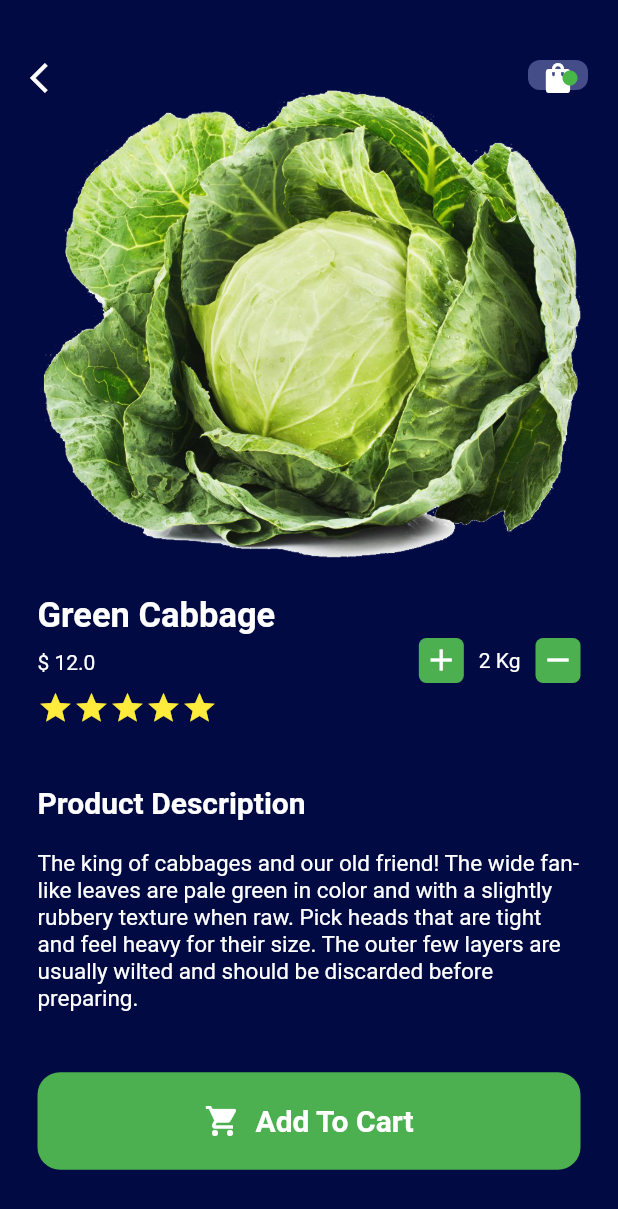
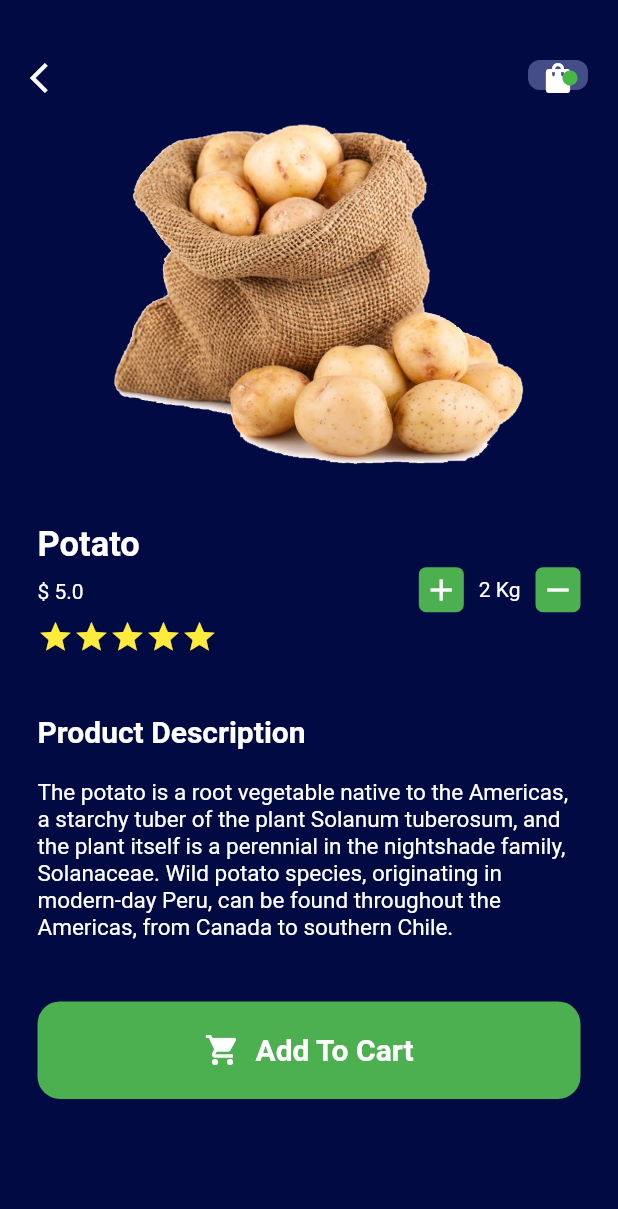
Before and after one commit to adityapuri75/Grossery_App_UI, a Flutter app: the Product_Page1 screen opened directly, on a phone screen of 412 x 824 dp. Shown: the top 1209 px of the screen. Run offline on Flutter 3.47's test engine with Material 2 defaults, Android fonts, the light colour scheme and no system bars.

Commit message:
Products Cards Done

```diff
--- a/lib/Pages/product_page.dart
+++ b/lib/Pages/product_page.dart
@@ -1,4 +1,5 @@
 import 'package:flutter/material.dart';
+import 'package:ui_part_3/Pages/cart.dart';
 import 'package:ui_part_3/home_page.dart';
 
 import '../home_page_elements.dart';
@@ -9,6 +10,141 @@ class Product_Page1 extends StatefulWidget {
 }
 
 class _Product_Page1State extends State<Product_Page1> {
+  @override
+  Widget build(BuildContext context) {
+    return Scaffold(
+      backgroundColor: Color(0xff010a43),
+      appBar: PreferredSize(
+          preferredSize: const Size.fromHeight(60),
+          child: Scaffold(
+            backgroundColor: Color(0xff010a43),
+            body: Padding(
+              padding: const EdgeInsets.only(top: 40,left: 20,right: 20),
+              child: Row(
+                mainAxisAlignment: MainAxisAlignment.spaceBetween,
+                children: [
+                  InkWell(
+                      onTap: (){
+                        Navigator.of(context).push(MaterialPageRoute(builder: (context)=>HomePage()));
+                      },
+                      child: Icon(Icons.arrow_back_ios,color: Colors.white,)),
+                  Container(
+                    height: 35,
+                    width: 40,
+                    decoration: BoxDecoration(
+                        color: Color(0xff444d88),
+                        borderRadius: BorderRadius.circular(8)
+                    ),
+                    child: Stack(
+                      children: [
+                        Center(child: Icon(Icons.shopping_bag,color: Colors.white,)),
+                        Padding(
+                          padding: const EdgeInsets.only(right: 6,bottom: 2),
+                          child: Align(
+                              alignment: Alignment.bottomRight,
+                              child: Icon(Icons.circle,size: 12,color: Color(0xff49b747),)),
+                        )
+
+                      ],
+                    ),
+                  )
+                ],
+              ),
+            ),
+          )),
+      body: Padding(
+        padding: const EdgeInsets.only(left: 25,right: 25),
+        child: Column(
+          crossAxisAlignment: CrossAxisAlignment.start,
+          children: [
+            Image(image: AssetImage("assets/potato.png")),
+            SizedBox(height: 25,),
+            Row(
+              mainAxisAlignment: MainAxisAlignment.spaceBetween,
+              children: [
+                Column(
+                  crossAxisAlignment: CrossAxisAlignment.start,
+                  children: [
+                    Text("Potato",style: TextStyle(color: Colors.white,fontSize: 23,fontWeight: FontWeight.bold),),
+                    SizedBox(height: 10,),
+                    Text("\$ 5.0",style: TextStyle(color: Colors.white),),
+                    SizedBox(height: 10,),
+                    Row(
+                      children: [
+                        Icon(Icons.star,color: Colors.yellow,),
+                        Icon(Icons.star,color: Colors.yellow,),
+                        Icon(Icons.star,color: Colors.yellow,),
+                        Icon(Icons.star,color: Colors.yellow,),
+                        Icon(Icons.star,color: Colors.yellow,),
+                      ],
+                    )
+                  ],
+                ),
+                Row(
+                  children: [
+                    Container(
+                      height: 30,
+                      width: 30,
+                      decoration: BoxDecoration(
+                        borderRadius: BorderRadius.circular(5),
+                        color: Colors.green
+                      ),
+                      child: Icon(Icons.add,color: Colors.white,),
+                    ),
+                    SizedBox(width: 10,),
+                    Text("2 Kg",style: TextStyle(color: Colors.white),),
+                    SizedBox(width: 10,),
+                    Container(
+                      height: 30,
+                      width: 30,
+                      decoration: BoxDecoration(
+                          borderRadius: BorderRadius.circular(5),
+                          color: Colors.green
+                      ),
+                      child: Icon(Icons.remove,color: Colors.white,),
+                    )
+                  ],
+                )
+              ],
+            ),
+            SizedBox(height: 40,),
+            Text("Product Description",style: TextStyle(color: Colors.white,fontSize: 20,fontWeight: FontWeight.bold),),
+            SizedBox(height: 20,),
+            RichText(text: TextSpan(
+              text: "The potato is a root vegetable native to the Americas, a starchy tuber of the plant Solanum tuberosum, and the plant itself is a perennial in the nightshade family, Solanaceae. Wild potato species, originating in modern-day Peru, can be found throughout the Americas, from Canada to southern Chile.",
+              style: TextStyle(fontSize: 15)
+            )),
+            SizedBox(height: 40,),
+            Container(
+              height: 65,
+              decoration: BoxDecoration(
+                color: Colors.green,
+                borderRadius: BorderRadius.circular(15)
+              ),
+              child: Row(
+                mainAxisAlignment: MainAxisAlignment.center,
+                children: [
+                  Icon(Icons.shopping_cart,color: Colors.white,),
+                  SizedBox(width: 10,),
+                  Text("Add To Cart",style: TextStyle(color: Colors.white,fontSize: 20,fontWeight: FontWeight.bold),)
+                ],
+              ),
+            )
+          ],
+        ),
+      ),
+    );
+  }
+}
+
+
+
+class ProductPage2 extends StatefulWidget {
+  @override
+  _ProductPage2State createState() => _ProductPage2State();
+}
+
+class _ProductPage2State extends State<ProductPage2> {
   @override
   Widget build(BuildContext context) {
     return Scaffold(
@@ -114,7 +250,11 @@ class _Product_Page1State extends State<Product_Page1> {
                 style: TextStyle(fontSize: 15)
             )),
             SizedBox(height: 40,),
-            Container(
+            InkWell(
+              onTap: (){
+                Navigator.of(context).push(MaterialPageRoute(builder: (context)=>Cart()));
+              },
+              child: Container(
                 height: 65,
                 decoration: BoxDecoration(
                     color: Colors.green,
@@ -128,6 +268,7 @@ class _Product_Page1State extends State<Product_Page1> {
                     Text("Add To Cart",style: TextStyle(color: Colors.white,fontSize: 20,fontWeight: FontWeight.bold),)
                   ],
                 ),
+              ),
             )
           ],
         ),
--- a/lib/home_page_elements.dart
+++ b/lib/home_page_elements.dart
@@ -250,7 +250,7 @@ class _TopSellingState extends State<TopSelling> {
             padding: const EdgeInsets.only(right: 20),
             child: InkWell(
               onTap: (){
-                Navigator.of(context).push(MaterialPageRoute(builder: (context)=>Product_Page1()));
+                Navigator.of(context).push(MaterialPageRoute(builder: (context)=>ProductPage2()));
               },
               child: Container(
                 width: 180,
@@ -296,6 +296,10 @@ class _TopSellingState extends State<TopSelling> {
           ),
           Padding(
             padding: const EdgeInsets.only(right: 20),
+            child: InkWell(
+              onTap: (){
+                Navigator.of(context).push(MaterialPageRoute(builder: (context)=>Product_Page1()));
+              },
               child: Container(
                 width: 180,
                 decoration: BoxDecoration(
@@ -311,11 +315,11 @@ class _TopSellingState extends State<TopSelling> {
                     ),
                     Padding(
                       padding: const EdgeInsets.only(left: 20,top: 10),
-                    child: Text("Green Cabbage",style: TextStyle(color: Colors.white,fontSize: 15,fontWeight: FontWeight.bold),),
+                      child: Text("Potato",style: TextStyle(color: Colors.white,fontSize: 15,fontWeight: FontWeight.bold),),
                     ),
                     Padding(
                       padding: const EdgeInsets.only(left: 20),
-                    child: Text("\$12.0 / Kg",style: TextStyle(color: Colors.white,fontSize: 15,fontWeight: FontWeight.bold),),
+                      child: Text("\$5.0 / Kg",style: TextStyle(color: Colors.white,fontSize: 15,fontWeight: FontWeight.bold),),
                     ),
                     Align(
                       alignment: Alignment.bottomRight,
@@ -335,6 +339,7 @@ class _TopSellingState extends State<TopSelling> {
                   ],
                 ),
 
+              ),
             ),
           ),
 
--- a/pubspec.yaml
+++ b/pubspec.yaml
@@ -28,6 +28,7 @@ dependencies:
   # The following adds the Cupertino Icons font to your application.
   # Use with the CupertinoIcons class for iOS style icons.
   cupertino_icons: ^1.0.1
+  carousel_pro: ^1.0.0
 
 dev_dependencies:
   flutter_test:
```
Also changed, not shown: pubspec.lock. Lines whose indentation alone changed are shown as unchanged.
